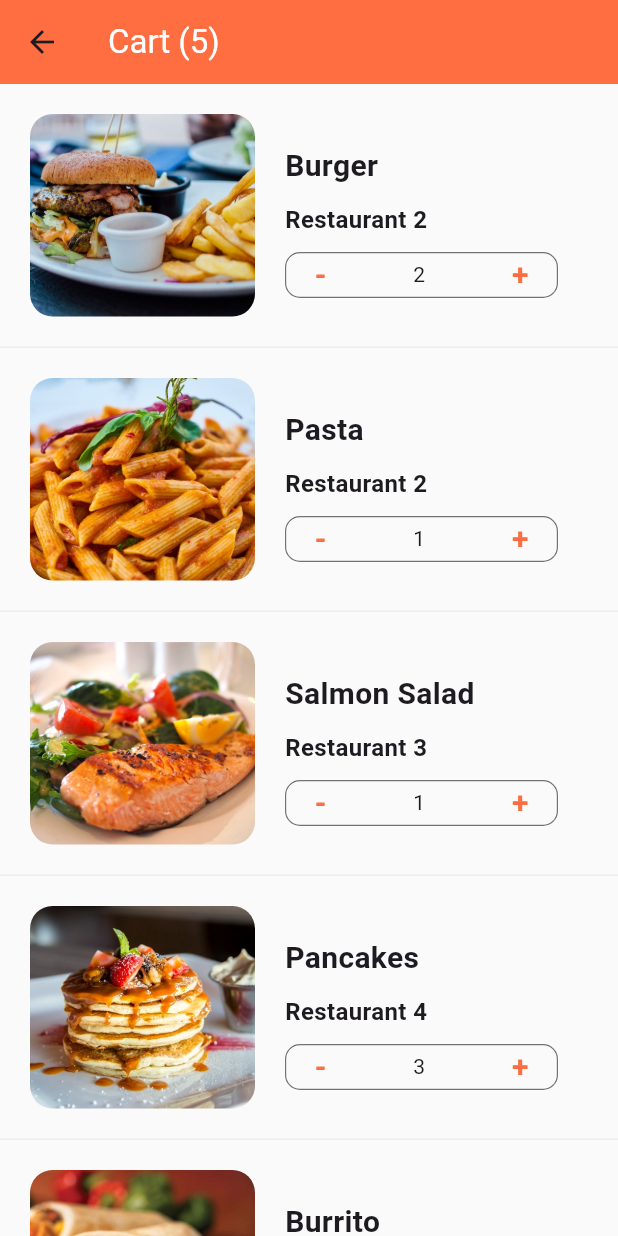
After one commit to mhmdyasserrashwan/foodDeliveryApp, a Flutter app: the screen it shows after launch, after a tap on an icon or button, on a phone screen of 412 x 824 dp. The commit adds this screen. Run offline on Flutter 3.47's test engine with Material 3 defaults, Android fonts, the phone set to English and light mode, and no system bars.

Commit message:
Cart Screen with overflow error

```diff
--- /dev/null
+++ b/lib/screens/cart_screen.dart
@@ -0,0 +1,138 @@
+import 'package:flutter/material.dart';
+import 'package:fooddeliveryapp/data/data.dart';
+import 'package:fooddeliveryapp/models/order.dart';
+
+class CartScreen extends StatefulWidget {
+  const CartScreen({super.key});
+
+  @override
+  State<CartScreen> createState() => _CartScreenState();
+}
+
+class _CartScreenState extends State<CartScreen> {
+  _buildCartItems(Order order) {
+    return Container(
+      padding: EdgeInsets.all(20),
+      height: 175.0,
+      child: Row(
+        children: [
+          Expanded(
+            child: Row(
+              children: [
+                Container(
+                  width: 150,
+                  decoration: BoxDecoration(
+                    image: DecorationImage(
+                      image: AssetImage(order.food.imageUrl),
+                      fit: BoxFit.cover,
+                    ),
+                    borderRadius: BorderRadius.circular(15),
+                  ),
+                ),
+                Expanded(
+                  child: Container(
+                    margin: EdgeInsets.all(20),
+                    child: Column(
+                      mainAxisAlignment: MainAxisAlignment.center,
+                      crossAxisAlignment: CrossAxisAlignment.start,
+                      children: [
+                        Text(
+                          order.food.name,
+                          style: TextStyle(
+                            fontWeight: FontWeight.bold,
+                            fontSize: 20.0,
+                          ),
+                          overflow: TextOverflow.ellipsis,
+                        ),
+                        SizedBox(
+                          height: 10,
+                        ),
+                        Text(
+                          order.restaurant.name,
+                          style: TextStyle(
+                            fontWeight: FontWeight.w600,
+                            fontSize: 16,
+                          ),
+                        ),
+                        SizedBox(
+                          height: 10,
+                        ),
+                        Container(
+                          width: MediaQuery.of(context).size.width * 0.7,
+                          decoration: BoxDecoration(
+                            borderRadius: BorderRadius.circular(10.0),
+                            border: Border.all(
+                              width: 0.8,
+                              color: Colors.black54,
+                            ),
+                          ),
+                          child: Row(
+                            mainAxisAlignment: MainAxisAlignment.spaceEvenly,
+                            children: [
+                              Text(
+                                '-',
+                                style: TextStyle(
+                                  color: Theme.of(context).primaryColor,
+                                  fontSize: 20.0,
+                                  fontWeight: FontWeight.w600,
+                                ),
+                              ),
+                              SizedBox(
+                                width: 20,
+                              ),
+                              Text(
+                                order.quantity.toString(),
+                              ),
+                              SizedBox(
+                                width: 20,
+                              ),
+                              Text(
+                                '+',
+                                style: TextStyle(
+                                  color: Theme.of(context).primaryColor,
+                                  fontSize: 20.0,
+                                  fontWeight: FontWeight.w600,
+                                ),
+                              )
+                            ],
+                          ),
+                        )
+                      ],
+                    ),
+                  ),
+                ),
+              ],
+            ),
+          ),
+        ],
+      ),
+    );
+  }
+
+  @override
+  Widget build(BuildContext context) {
+    return Scaffold(
+      appBar: AppBar(
+        title: Text(
+          'Cart (${currentUser.cart.length})',
+          style: TextStyle(
+            color: Colors.white,
+          ),
+        ),
+        backgroundColor: Theme.of(context).primaryColor,
+      ),
+      body: ListView.separated(
+          itemBuilder: (context, index) {
+            Order order = currentUser.cart[index];
+            return _buildCartItems(order);
+          },
+          separatorBuilder: (context, index) {
+            return Divider(
+              height: 1,
+              color: Colors.grey.shade200,
+            );
+          },
+          itemCount: currentUser.cart.length),
+    );
+  }
+}
--- a/lib/screens/home_screen.dart
+++ b/lib/screens/home_screen.dart
@@ -1,6 +1,7 @@
 import 'package:flutter/material.dart';
 import 'package:fooddeliveryapp/data/data.dart';
 import 'package:fooddeliveryapp/models/resturant.dart';
+import 'package:fooddeliveryapp/screens/cart_screen.dart';
 import 'package:fooddeliveryapp/screens/resturant_screen.dart';
 import 'package:fooddeliveryapp/widgets/rating_stars.dart';
 import 'package:fooddeliveryapp/widgets/recent_orders.dart';
@@ -128,7 +129,12 @@ class _HomeScreenState extends State<HomeScreen> {
           ),
           actions: [
             TextButton(
-              onPressed: () {},
+              onPressed: () => Navigator.push(
+                context,
+                MaterialPageRoute(
+                  builder: (conext) => CartScreen(),
+                ),
+              ),
               child: Text(
                 'Cart(${currentUser.cart.length})',
                 style: TextStyle(
```
